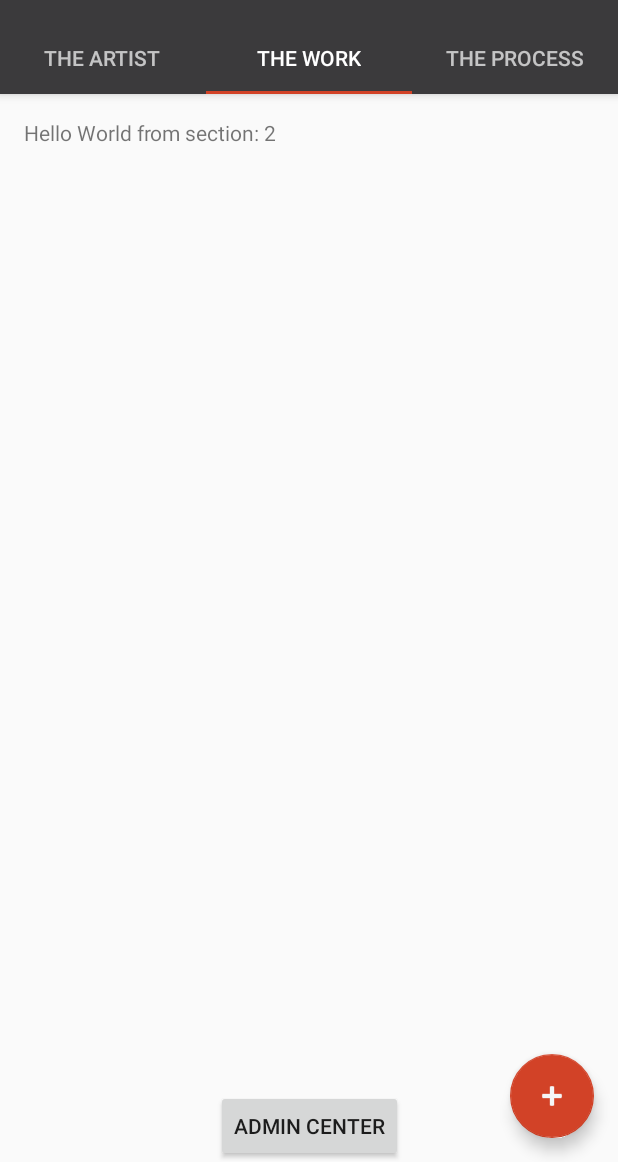
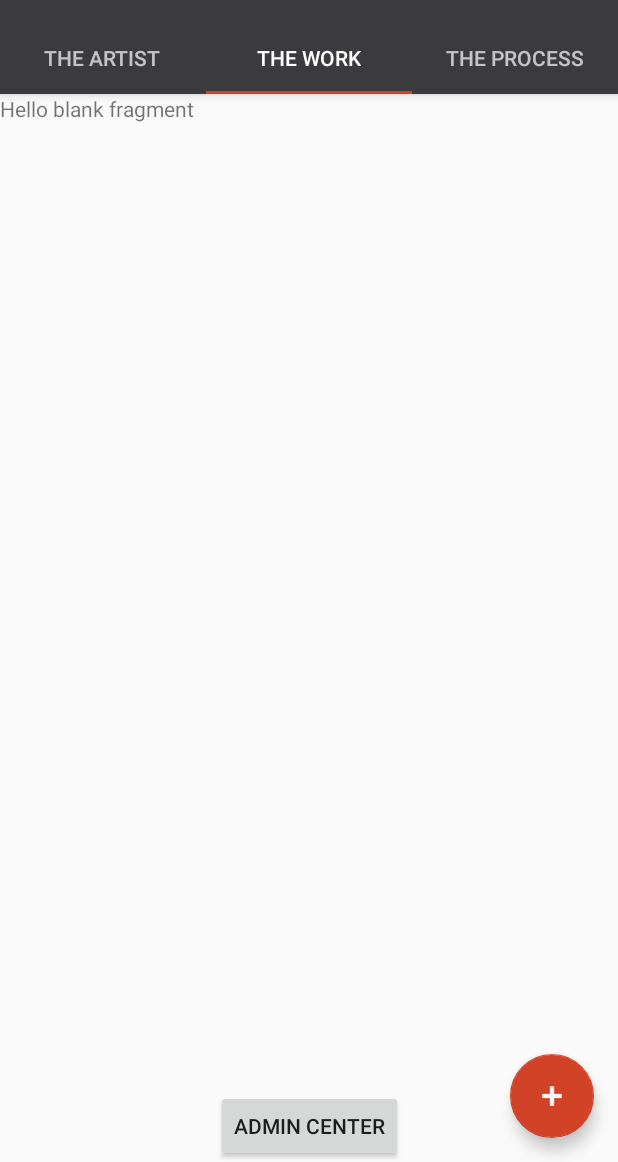
Before and after one commit to nick-bigger/MoG-Kiosk, an Android app: the screen it shows after launch (MainActivity), tab 2 chosen, on a phone screen of 412 x 824 dp, the part 74-1236 px from its top. Run offline under Robolectric (Android 15) with nearby library versions, the phone set to English and light mode, and no system bars.

Commit message:
adding fragments and image to home page

```diff
--- a/MoGKiosk/app/build.gradle
+++ b/MoGKiosk/app/build.gradle
@@ -29,4 +29,5 @@ dependencies {
     testImplementation 'junit:junit:4.12'
     androidTestImplementation 'com.android.support.test:runner:1.0.2'
     androidTestImplementation 'com.android.support.test.espresso:espresso-core:3.0.2'
+    implementation 'com.android.support:cardview-v7:28.0.0'
 }
--- /dev/null
+++ b/MoGKiosk/app/src/main/java/com/example/mogkiosk/ArtistFrag.java
@@ -0,0 +1,109 @@
+package com.example.mogkiosk;
+
+import android.content.Context;
+import android.net.Uri;
+import android.os.Bundle;
+import android.support.v4.app.Fragment;
+import android.view.LayoutInflater;
+import android.view.View;
+import android.view.ViewGroup;
+
+
+/**
+ * A simple {@link Fragment} subclass.
+ * Activities that contain this fragment must implement the
+ * {@link ArtistFrag.OnFragmentInteractionListener} interface
+ * to handle interaction events.
+ * Use the {@link ArtistFrag#newInstance} factory method to
+ * create an instance of this fragment.
+ */
+public class ArtistFrag extends Fragment {
+    // TODO: Rename parameter arguments, choose names that match
+    // the fragment initialization parameters, e.g. ARG_ITEM_NUMBER
+    private static final String ARG_PARAM1 = "param1";
+    private static final String ARG_PARAM2 = "param2";
+
+    // TODO: Rename and change types of parameters
+    private String mParam1;
+    private String mParam2;
+
+    private OnFragmentInteractionListener mListener;
+
+    public ArtistFrag() {
+        // Required empty public constructor
+    }
+
+    /**
+     * Use this factory method to create a new instance of
+     * this fragment using the provided parameters.
+     *
+     * @param param1 Parameter 1.
+     * @param param2 Parameter 2.
+     * @return A new instance of fragment ArtistFrag.
+     */
+    // TODO: Rename and change types and number of parameters
+    public static ArtistFrag newInstance(String param1, String param2) {
+        ArtistFrag fragment = new ArtistFrag();
+        Bundle args = new Bundle();
+        args.putString(ARG_PARAM1, param1);
+        args.putString(ARG_PARAM2, param2);
+        fragment.setArguments(args);
+        return fragment;
+    }
+
+    @Override
+    public void onCreate(Bundle savedInstanceState) {
+        super.onCreate(savedInstanceState);
+        if (getArguments() != null) {
+            mParam1 = getArguments().getString(ARG_PARAM1);
+            mParam2 = getArguments().getString(ARG_PARAM2);
+        }
+    }
+
+    @Override
+    public View onCreateView(LayoutInflater inflater, ViewGroup container,
+                             Bundle savedInstanceState) {
+        // Inflate the layout for this fragment
+        return inflater.inflate(R.layout.fragment_artist, container, false);
+    }
+
+    // TODO: Rename method, update argument and hook method into UI event
+    public void onButtonPressed(Uri uri) {
+        if (mListener != null) {
+            mListener.onFragmentInteraction(uri);
+        }
+    }
+
+    @Override
+    public void onAttach(Context context) {
+        super.onAttach(context);
+        if (context instanceof OnFragmentInteractionListener) {
+            mListener = (OnFragmentInteractionListener) context;
+        }
+//        } else {
+//            throw new RuntimeException(context.toString()
+//                    + " must implement OnFragmentInteractionListener");
+//        }
+    }
+
+    @Override
+    public void onDetach() {
+        super.onDetach();
+        mListener = null;
+    }
+
+    /**
+     * This interface must be implemented by activities that contain this
+     * fragment to allow an interaction in this fragment to be communicated
+     * to the activity and potentially other fragments contained in that
+     * activity.
+     * <p>
+     * See the Android Training lesson <a href=
+     * "http://developer.android.com/training/basics/fragments/communicating.html"
+     * >Communicating with Other Fragments</a> for more information.
+     */
+    public interface OnFragmentInteractionListener {
+        // TODO: Update argument type and name
+        void onFragmentInteraction(Uri uri);
+    }
+}
--- a/MoGKiosk/app/src/main/java/com/example/mogkiosk/MainActivity.java
+++ b/MoGKiosk/app/src/main/java/com/example/mogkiosk/MainActivity.java
@@ -109,9 +109,21 @@ public class MainActivity extends AppCompatActivity {
 
         @Override
         public Fragment getItem(int position) {
-            // getItem is called to instantiate the fragment for the given page.
-            // Return a PlaceholderFragment (defined as a static inner class below).
-            return PlaceholderFragment.newInstance(position + 1);
+            Fragment fragment = null;
+
+            switch(position){
+                case 0:
+                    fragment = new ArtistFrag();
+                    break;
+                case 1:
+                    fragment = new WorkFrag();
+                    break;
+                case 2:
+                    fragment = new ProcessFrag();
+                    break;
+
+            }
+            return fragment;
         }
 
         @Override
--- /dev/null
+++ b/MoGKiosk/app/src/main/java/com/example/mogkiosk/ProcessFrag.java
@@ -0,0 +1,109 @@
+package com.example.mogkiosk;
+
+import android.content.Context;
+import android.net.Uri;
+import android.os.Bundle;
+import android.support.v4.app.Fragment;
+import android.view.LayoutInflater;
+import android.view.View;
+import android.view.ViewGroup;
+
+
+/**
+ * A simple {@link Fragment} subclass.
+ * Activities that contain this fragment must implement the
+ * {@link ProcessFrag.OnFragmentInteractionListener} interface
+ * to handle interaction events.
+ * Use the {@link ProcessFrag#newInstance} factory method to
+ * create an instance of this fragment.
+ */
+public class ProcessFrag extends Fragment {
+    // TODO: Rename parameter arguments, choose names that match
+    // the fragment initialization parameters, e.g. ARG_ITEM_NUMBER
+    private static final String ARG_PARAM1 = "param1";
+    private static final String ARG_PARAM2 = "param2";
+
+    // TODO: Rename and change types of parameters
+    private String mParam1;
+    private String mParam2;
+
+    private OnFragmentInteractionListener mListener;
+
+    public ProcessFrag() {
+        // Required empty public constructor
+    }
+
+    /**
+     * Use this factory method to create a new instance of
+     * this fragment using the provided parameters.
+     *
+     * @param param1 Parameter 1.
+     * @param param2 Parameter 2.
+     * @return A new instance of fragment ProcessFrag.
+     */
+    // TODO: Rename and change types and number of parameters
+    public static ProcessFrag newInstance(String param1, String param2) {
+        ProcessFrag fragment = new ProcessFrag();
+        Bundle args = new Bundle();
+        args.putString(ARG_PARAM1, param1);
+        args.putString(ARG_PARAM2, param2);
+        fragment.setArguments(args);
+        return fragment;
+    }
+
+    @Override
+    public void onCreate(Bundle savedInstanceState) {
+        super.onCreate(savedInstanceState);
+        if (getArguments() != null) {
+            mParam1 = getArguments().getString(ARG_PARAM1);
+            mParam2 = getArguments().getString(ARG_PARAM2);
+        }
+    }
+
+    @Override
+    public View onCreateView(LayoutInflater inflater, ViewGroup container,
+                             Bundle savedInstanceState) {
+        // Inflate the layout for this fragment
+        return inflater.inflate(R.layout.fragment_process, container, false);
+    }
+
+    // TODO: Rename method, update argument and hook method into UI event
+    public void onButtonPressed(Uri uri) {
+        if (mListener != null) {
+            mListener.onFragmentInteraction(uri);
+        }
+    }
+
+    @Override
+    public void onAttach(Context context) {
+        super.onAttach(context);
+        if (context instanceof OnFragmentInteractionListener) {
+            mListener = (OnFragmentInteractionListener) context;
+        }
+//        else {
+//            throw new RuntimeException(context.toString()
+//                    + " must implement OnFragmentInteractionListener");
+//        }
+    }
+
+    @Override
+    public void onDetach() {
+        super.onDetach();
+        mListener = null;
+    }
+
+    /**
+     * This interface must be implemented by activities that contain this
+     * fragment to allow an interaction in this fragment to be communicated
+     * to the activity and potentially other fragments contained in that
+     * activity.
+     * <p>
+     * See the Android Training lesson <a href=
+     * "http://developer.android.com/training/basics/fragments/communicating.html"
+     * >Communicating with Other Fragments</a> for more information.
+     */
+    public interface OnFragmentInteractionListener {
+        // TODO: Update argument type and name
+        void onFragmentInteraction(Uri uri);
+    }
+}
--- /dev/null
+++ b/MoGKiosk/app/src/main/java/com/example/mogkiosk/WorkFrag.java
@@ -0,0 +1,109 @@
+package com.example.mogkiosk;
+
+import android.content.Context;
+import android.net.Uri;
+import android.os.Bundle;
+import android.support.v4.app.Fragment;
+import android.view.LayoutInflater;
+import android.view.View;
+import android.view.ViewGroup;
+
+
+/**
+ * A simple {@link Fragment} subclass.
+ * Activities that contain this fragment must implement the
+ * {@link WorkFrag.OnFragmentInteractionListener} interface
+ * to handle interaction events.
+ * Use the {@link WorkFrag#newInstance} factory method to
+ * create an instance of this fragment.
+ */
+public class WorkFrag extends Fragment {
+    // TODO: Rename parameter arguments, choose names that match
+    // the fragment initialization parameters, e.g. ARG_ITEM_NUMBER
+    private static final String ARG_PARAM1 = "param1";
+    private static final String ARG_PARAM2 = "param2";
+
+    // TODO: Rename and change types of parameters
+    private String mParam1;
+    private String mParam2;
+
+    private OnFragmentInteractionListener mListener;
+
+    public WorkFrag() {
+        // Required empty public constructor
+    }
+
+    /**
+     * Use this factory method to create a new instance of
+     * this fragment using the provided parameters.
+     *
+     * @param param1 Parameter 1.
+     * @param param2 Parameter 2.
+     * @return A new instance of fragment WorkFrag.
+     */
+    // TODO: Rename and change types and number of parameters
+    public static WorkFrag newInstance(String param1, String param2) {
+        WorkFrag fragment = new WorkFrag();
+        Bundle args = new Bundle();
+        args.putString(ARG_PARAM1, param1);
+        args.putString(ARG_PARAM2, param2);
+        fragment.setArguments(args);
+        return fragment;
+    }
+
+    @Override
+    public void onCreate(Bundle savedInstanceState) {
+        super.onCreate(savedInstanceState);
+        if (getArguments() != null) {
+            mParam1 = getArguments().getString(ARG_PARAM1);
+            mParam2 = getArguments().getString(ARG_PARAM2);
+        }
+    }
+
+    @Override
+    public View onCreateView(LayoutInflater inflater, ViewGroup container,
+                             Bundle savedInstanceState) {
+        // Inflate the layout for this fragment
+        return inflater.inflate(R.layout.fragment_work, container, false);
+    }
+
+    // TODO: Rename method, update argument and hook method into UI event
+    public void onButtonPressed(Uri uri) {
+        if (mListener != null) {
+            mListener.onFragmentInteraction(uri);
+        }
+    }
+
+    @Override
+    public void onAttach(Context context) {
+        super.onAttach(context);
+        if (context instanceof OnFragmentInteractionListener) {
+            mListener = (OnFragmentInteractionListener) context;
+        }
+//        else {
+//            throw new RuntimeException(context.toString()
+//                    + " must implement OnFragmentInteractionListener");
+//        }
+    }
+
+    @Override
+    public void onDetach() {
+        super.onDetach();
+        mListener = null;
+    }
+
+    /**
+     * This interface must be implemented by activities that contain this
+     * fragment to allow an interaction in this fragment to be communicated
+     * to the activity and potentially other fragments contained in that
+     * activity.
+     * <p>
+     * See the Android Training lesson <a href=
+     * "http://developer.android.com/training/basics/fragments/communicating.html"
+     * >Communicating with Other Fragments</a> for more information.
+     */
+    public interface OnFragmentInteractionListener {
+        // TODO: Update argument type and name
+        void onFragmentInteraction(Uri uri);
+    }
+}
--- /dev/null
+++ b/MoGKiosk/app/src/main/res/layout/fragment_work.xml
@@ -0,0 +1,15 @@
+<?xml version="1.0" encoding="utf-8"?>
+<FrameLayout xmlns:android="http://schemas.android.com/apk/res/android"
+    xmlns:tools="http://schemas.android.com/tools"
+    android:layout_width="match_parent"
+    android:layout_height="match_parent"
+    tools:context=".WorkFrag">
+
+    <!-- TODO: Update blank fragment layout -->
+    <TextView
+        android:layout_width="match_parent"
+        android:layout_height="match_parent"
+        android:text="@string/hello_blank_fragment"
+       />
+
+</FrameLayout>
--- a/MoGKiosk/app/src/main/res/values/strings.xml
+++ b/MoGKiosk/app/src/main/res/values/strings.xml
@@ -78,4 +78,7 @@
     <string name="pref_title_vibrate">Vibrate</string>
     <string name="admin">Admin</string>
     <string name="log_in">Log In</string>
+
+    <!-- TODO: Remove or change this placeholder text -->
+    <string name="hello_blank_fragment">Hello blank fragment</string>
 </resources>
```
Also changed, not shown: MoGKiosk/app/src/main/res/layout/fragment_artist.xml (added, +41 -0 lines), MoGKiosk/app/src/main/res/layout/fragment_process.xml (added, +15 -0 lines), MoGKiosk/app/src/main/res/drawable/artist_header.png (added).
